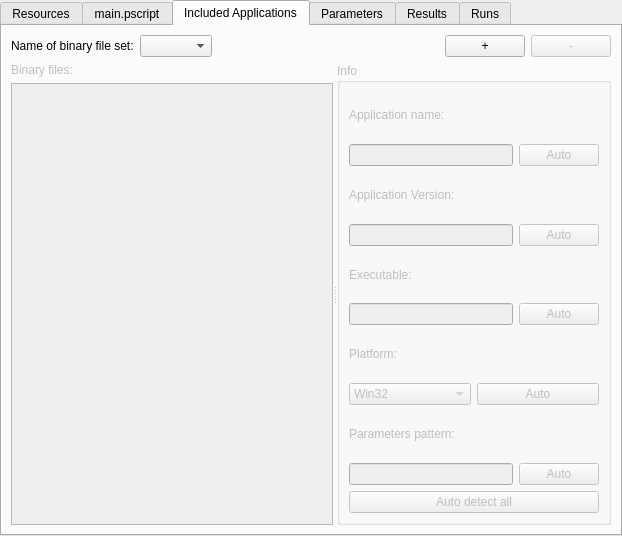
First picture: the form in src/PJobFile/PJobWidget.ui, repository lucksus/PJob, before the edit.
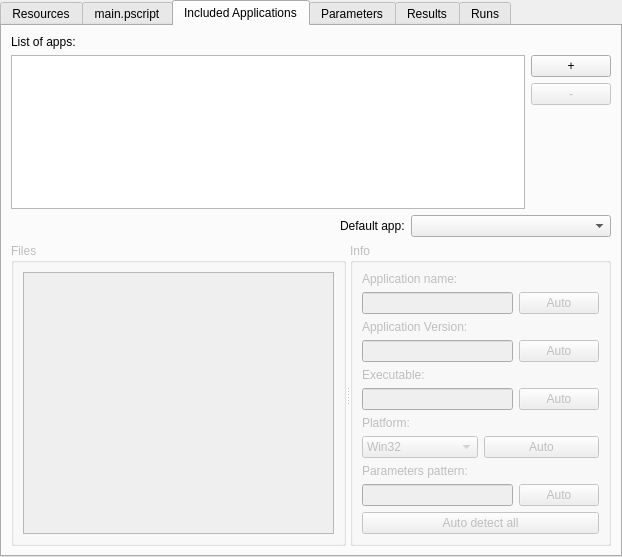
Second picture: the form after the edit. The open tabs and pages were chosen to show the change.

Commit message: Added "Application" feature to PJob files and PJobFileEditor. PJob files can contain binaries now, which will be extracted and run by PJobRunner. So the executable to calculate the job is included within the PJob file.

Diff of the .ui file:
```diff
--- a/src/PJobFile/PJobWidget.ui
+++ b/src/PJobFile/PJobWidget.ui
@@ -7,7 +7,7 @@
     <x>0</x>
     <y>0</y>
     <width>622</width>
-    <height>536</height>
+    <height>557</height>
    </rect>
   </property>
   <property name="windowTitle">
@@ -46,19 +46,71 @@
       <attribute name="title">
        <string>Included Applications</string>
       </attribute>
-      <layout class="QVBoxLayout" name="verticalLayout_9">
+      <layout class="QVBoxLayout" name="verticalLayout_8">
        <item>
-        <layout class="QHBoxLayout" name="horizontalLayout_8">
+        <layout class="QVBoxLayout" name="verticalLayout_10">
          <item>
-          <widget class="QLabel" name="label_2">
+          <widget class="QLabel" name="label_8">
            <property name="text">
-            <string>Name of binary file set:</string>
+            <string>List of apps:</string>
            </property>
           </widget>
          </item>
          <item>
-          <widget class="QComboBox" name="binariesComboBox"/>
+          <layout class="QHBoxLayout" name="horizontalLayout_8">
+           <item>
+            <widget class="QListWidget" name="listOfApps">
+             <property name="editTriggers">
+              <set>QAbstractItemView::DoubleClicked|QAbstractItemView::EditKeyPressed|QAbstractItemView::SelectedClicked</set>
+             </property>
+             <property name="showDropIndicator" stdset="0">
+              <bool>false</bool>
+             </property>
+             <property name="selectionBehavior">
+              <enum>QAbstractItemView::SelectRows</enum>
+             </property>
+            </widget>
+           </item>
+           <item>
+            <layout class="QVBoxLayout" name="verticalLayout_9">
+             <item>
+              <widget class="QPushButton" name="addApp">
+               <property name="text">
+                <string>+</string>
+               </property>
+              </widget>
+             </item>
+             <item>
+              <widget class="QPushButton" name="removeApp">
+               <property name="enabled">
+                <bool>false</bool>
+               </property>
+               <property name="text">
+                <string>-</string>
+               </property>
+              </widget>
+             </item>
+             <item>
+              <spacer name="verticalSpacer_4">
+               <property name="orientation">
+                <enum>Qt::Vertical</enum>
+               </property>
+               <property name="sizeHint" stdset="0">
+                <size>
+                 <width>20</width>
+                 <height>40</height>
+                </size>
+               </property>
+              </spacer>
+             </item>
+            </layout>
+           </item>
+          </layout>
          </item>
+        </layout>
+       </item>
+       <item>
+        <layout class="QHBoxLayout" name="horizontalLayout_9">
          <item>
           <spacer name="horizontalSpacer">
            <property name="orientation">
@@ -73,45 +125,47 @@
           </spacer>
          </item>
          <item>
-          <widget class="QPushButton" name="pushButton">
+          <widget class="QLabel" name="label_2">
            <property name="text">
-            <string>+</string>
+            <string>Default app:</string>
            </property>
           </widget>
          </item>
          <item>
-          <widget class="QPushButton" name="pushButton_2">
-           <property name="enabled">
-            <bool>false</bool>
-           </property>
-           <property name="text">
-            <string>-</string>
+          <widget class="QComboBox" name="defaultApp">
+           <property name="minimumSize">
+            <size>
+             <width>200</width>
+             <height>0</height>
+            </size>
            </property>
           </widget>
          </item>
         </layout>
        </item>
        <item>
-        <widget class="QSplitter" name="splitter">
+        <widget class="QSplitter" name="applicationSplitter">
          <property name="orientation">
           <enum>Qt::Horizontal</enum>
          </property>
-         <widget class="QWidget" name="">
-          <layout class="QVBoxLayout" name="verticalLayout_8">
+         <widget class="QGroupBox" name="applicationFilesBox">
+          <property name="enabled">
+           <bool>false</bool>
+          </property>
+          <property name="title">
+           <string>Files</string>
+          </property>
+          <layout class="QHBoxLayout" name="horizontalLayout_10">
            <item>
-            <widget class="QLabel" name="label">
+            <widget class="QTreeView" name="applicationFiles">
              <property name="enabled">
               <bool>false</bool>
              </property>
-             <property name="text">
-              <string>Binary files:</string>
+             <property name="dragDropMode">
+              <enum>QAbstractItemView::DragDrop</enum>
              </property>
-            </widget>
-           </item>
-           <item>
-            <widget class="QTreeView" name="binariesTreeView">
-             <property name="enabled">
-              <bool>false</bool>
+             <property name="defaultDropAction">
+              <enum>Qt::CopyAction</enum>
              </property>
             </widget>
            </item>
```
Left out of the diff: 21 changed lines with no effect on the pictures. The commit also changes 7 other files.
